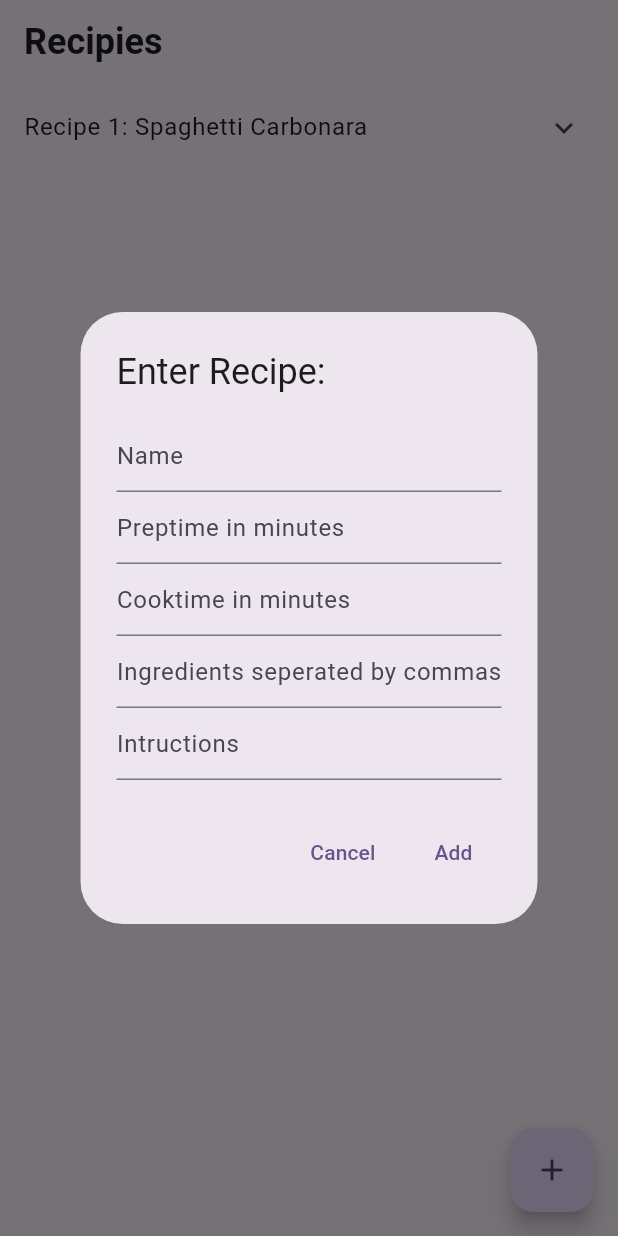
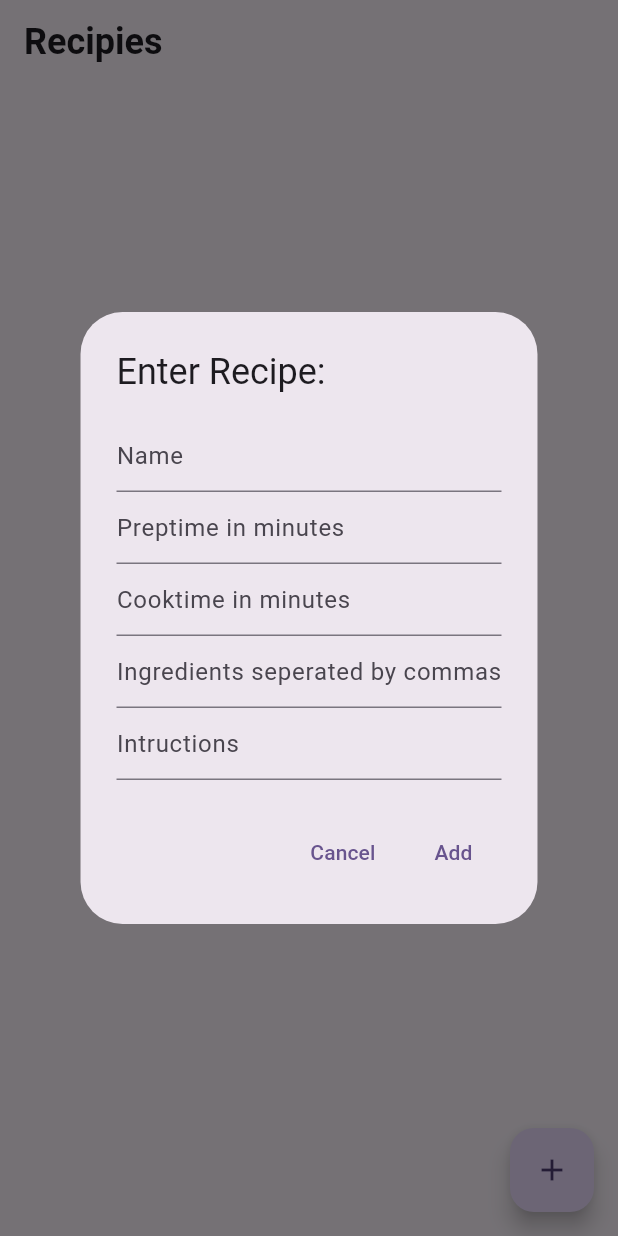
Before and after one commit to Rjbern/CIS-350-Project, a Flutter app: the RecipePage screen opened directly, after a tap on the "add" icon, on a phone screen of 412 x 824 dp. Run offline on Flutter 3.47's test engine with Material 3 defaults, Android fonts, the phone set to English and light mode, and no system bars; our stand-ins replace hive, hive_flutter, table_calendar; accounts and stored records are empty.

Commit message:
Uses Box to Display Recipes

```diff
--- a/project_testing1/lib/recipe_adapter.dart
+++ b/project_testing1/lib/recipe_adapter.dart
@@ -25,41 +25,40 @@ class Recipe extends HiveObject {
       this.instructions);
 }
 
-const int recipeCount = 1;
-
 class RecipeBuilder extends StatelessWidget {
-  const RecipeBuilder({super.key});
+  RecipeBuilder({super.key});
+  final recipeBox = Hive.box<Recipe>(recipeStorageName);
 
   @override
   Widget build(BuildContext context) {
-    final Recipe recipe = starterRecipe;
-
+    Recipe currentRecipe;
     return ListView.builder(
-      itemCount: recipeCount,
+      itemCount: recipeBox.length,
       itemBuilder: (BuildContext context, int index) {
+        currentRecipe = recipeBox.getAt(index)!;
         return ExpansionTile(
-          title: Text('Recipe ${(index + 1)}: ${recipe.name}'),
+          title: Text('Recipe ${(index + 1)}: ${currentRecipe.name}'),
           children: [
             Padding(
               padding: const EdgeInsets.all(8.0),
               child: Column(
                 crossAxisAlignment: CrossAxisAlignment.start,
                 children: [
-                  Text('Prep Time: ${recipe.prepTime} minutes',
+                  Text('Prep Time: ${currentRecipe.prepTime} minutes',
                       style: const TextStyle(fontSize: 18)),
-                  Text('Cook Time: ${recipe.cookTime} minutes',
+                  Text('Cook Time: ${currentRecipe.cookTime} minutes',
                       style: const TextStyle(fontSize: 18)),
                   const SizedBox(height: 10),
                   const Text('Ingredients:',
                       style:
                           TextStyle(fontSize: 15, fontWeight: FontWeight.bold)),
-                  for (var ingredient in recipe.ingredients)
+                  for (var ingredient in currentRecipe.ingredients)
                     Text('- $ingredient', style: const TextStyle(fontSize: 12)),
                   const SizedBox(height: 20),
                   const Text('Instructions:',
                       style:
                           TextStyle(fontSize: 20, fontWeight: FontWeight.bold)),
-                  Text(recipe.instructions, style: const TextStyle(fontSize: 12))
+                  Text(currentRecipe.instructions, style: const TextStyle(fontSize: 12))
                 ],
               ),
             )
--- a/project_testing1/lib/recipe_page.dart
+++ b/project_testing1/lib/recipe_page.dart
@@ -20,7 +20,7 @@ class RecipePage extends StatelessWidget {
           ),
         ),
       ),
-      body: const RecipeBuilder(),
+      body: RecipeBuilder(),
       floatingActionButton: FloatingActionButton(
         onPressed: () async {
           _openRecipeCreation(context);
```
